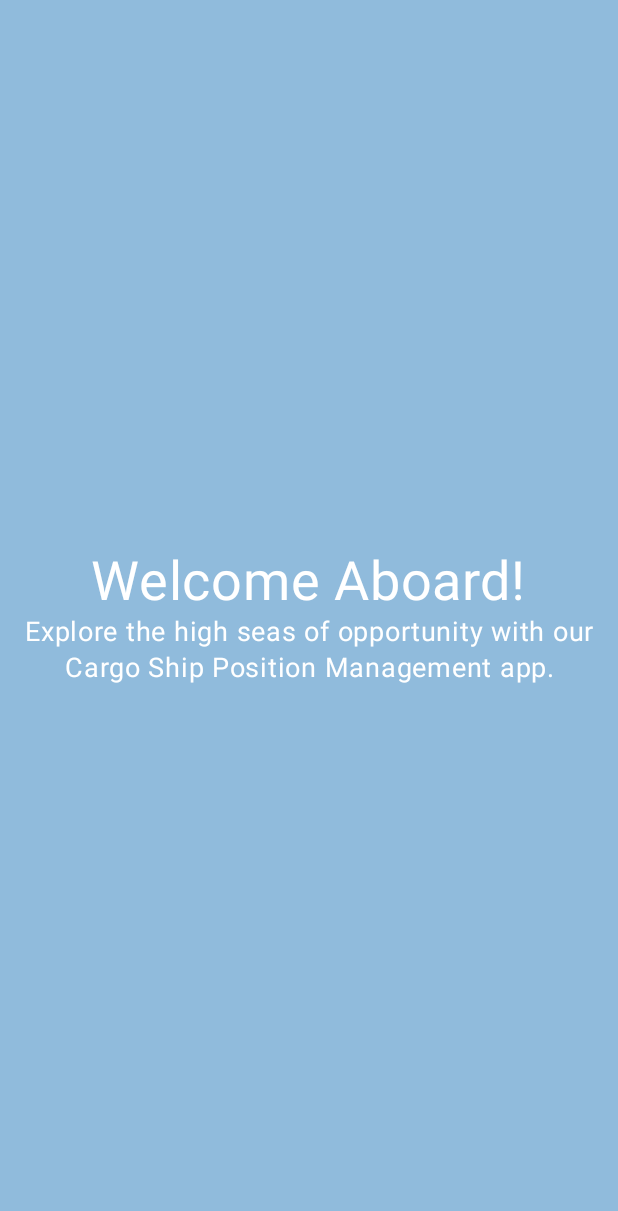
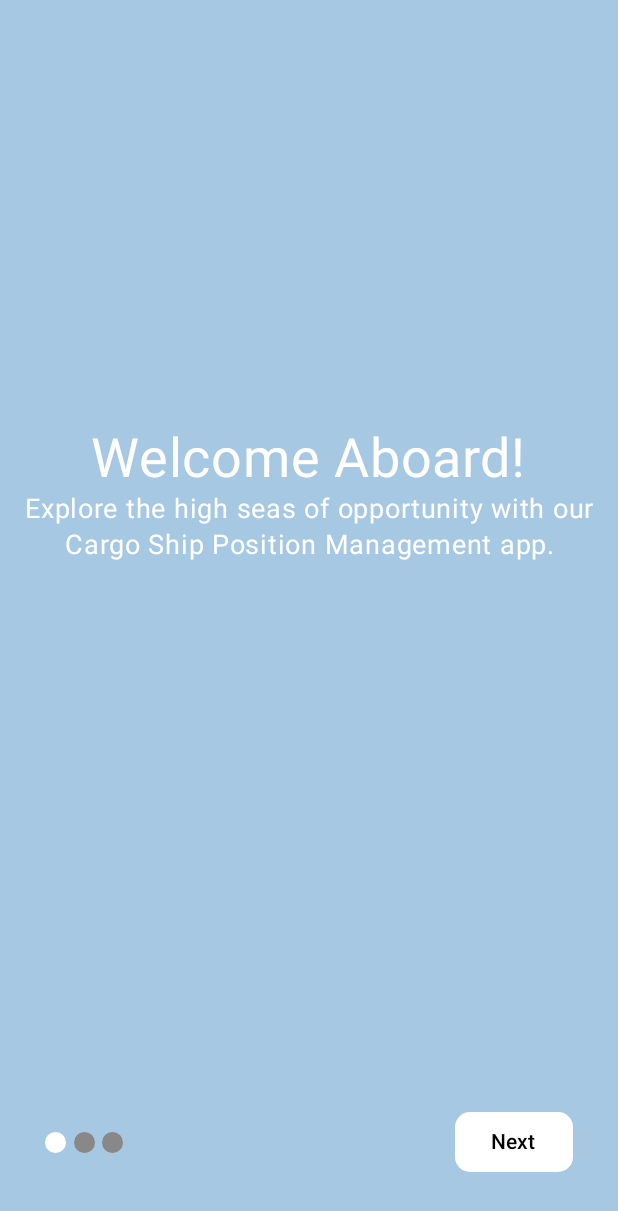
Before and after one commit to Meriem453/Navira, an Android app built with Jetpack Compose: the composable gettingstartedScreen shown on its own in the app's theme, on a phone screen of 412 x 824 dp. Shown: the top 1211 px of the screen. Run offline under Robolectric (Android 15) with nearby library versions, the phone set to English and light mode, and no system bars; our stand-ins replace accompanist.

Commit message:
finished getting started

```diff
--- a/app/build.gradle.kts
+++ b/app/build.gradle.kts
@@ -105,6 +105,9 @@ dependencies {
     implementation ("com.google.android.exoplayer:exoplayer-core:2.17.1")
     implementation ("com.google.android.exoplayer:exoplayer-ui:2.17.1")
 
+    //pager
+    implementation ("com.google.accompanist:accompanist-pager:0.12.0") //This dependency is used for Horizontal Pager.
+    implementation ("com.google.accompanist:accompanist-pager-indicators:0.12.0")
 
 
 }
--- /dev/null
+++ b/app/src/main/java/com/example/hackathonapp/items/OnBoardingButton.kt
@@ -0,0 +1,54 @@
+package com.example.hackathonapp.items
+
+import androidx.compose.foundation.shape.RoundedCornerShape
+import androidx.compose.material3.Button
+import androidx.compose.material3.ButtonDefaults
+import androidx.compose.material3.MaterialTheme
+import androidx.compose.material3.Text
+import androidx.compose.material3.TextButton
+import androidx.compose.runtime.Composable
+import androidx.compose.ui.graphics.Color
+import androidx.compose.ui.text.font.FontWeight
+import androidx.compose.ui.tooling.preview.Preview
+import androidx.compose.ui.unit.dp
+
+@Composable
+fun OnBoardingButton(
+    text: String,
+    onClick: () -> Unit,
+) {
+    Button(
+        onClick = onClick,
+        colors = ButtonDefaults.buttonColors(
+            containerColor = Color.White,
+            contentColor = Color.Black
+        ),
+        shape = RoundedCornerShape(10.dp)
+    ) {
+        Text(
+            text = text
+        )
+    }
+}
+
+@Composable
+fun NewsTextButton(
+    text: String,
+    onClick: () -> Unit,
+) {
+    TextButton(onClick = onClick) {
+        Text(
+            text = text,
+            style = MaterialTheme.typography.labelMedium.copy(fontWeight = FontWeight.SemiBold),
+            color = Color.Gray
+        )
+    }
+}
+
+@Preview
+@Composable
+private fun NewsTextButtonprev() {
+
+    OnBoardingButton("hello",{})
+
+}
--- /dev/null
+++ b/app/src/main/java/com/example/hackathonapp/items/PageIndicator.kt
@@ -0,0 +1,34 @@
+package com.example.hackathonapp.items
+
+import androidx.compose.foundation.background
+import androidx.compose.foundation.layout.Arrangement
+import androidx.compose.foundation.layout.Box
+import androidx.compose.foundation.layout.Row
+import androidx.compose.foundation.layout.size
+import androidx.compose.foundation.shape.CircleShape
+import androidx.compose.material3.MaterialTheme
+import androidx.compose.runtime.Composable
+import androidx.compose.ui.Modifier
+import androidx.compose.ui.draw.clip
+import androidx.compose.ui.graphics.Color
+import androidx.compose.ui.unit.dp
+
+@Composable
+fun PagerIndicator(
+    modifier: Modifier = Modifier,
+    pagesSize: Int,
+    selectedPage: Int,
+    selectedColor: Color = Color.White,
+    unselectedColor: Color = Color.Gray,
+) {
+    Row(modifier = modifier, horizontalArrangement = Arrangement.SpaceBetween) {
+        repeat(times = pagesSize) { page ->
+            Box(
+                modifier = Modifier
+                    .size(14.dp)
+                    .clip(CircleShape)
+                    .background(color = if (page == selectedPage) selectedColor else unselectedColor)
+            )
+        }
+    }
+}
--- /dev/null
+++ b/app/src/main/java/com/example/hackathonapp/model/OnBoardingPager.kt
@@ -0,0 +1,60 @@
+package com.example.hackathonapp.model
+
+
+import androidx.compose.foundation.background
+import androidx.compose.foundation.layout.Arrangement
+import androidx.compose.foundation.layout.Column
+import androidx.compose.foundation.layout.fillMaxHeight
+import androidx.compose.foundation.layout.fillMaxSize
+import androidx.compose.foundation.layout.fillMaxWidth
+import androidx.compose.material3.Text
+import androidx.compose.runtime.Composable
+import androidx.compose.ui.Alignment
+import androidx.compose.ui.Modifier
+import androidx.compose.ui.graphics.Color
+import androidx.compose.ui.text.style.TextAlign
+import androidx.compose.ui.tooling.preview.Preview
+import androidx.compose.ui.unit.sp
+
+
+@Composable
+fun OnBoardingPage(
+    modifier: Modifier = Modifier
+        .fillMaxWidth()
+        .fillMaxHeight(.8f)
+    ,
+
+    page: Page,
+) {
+    Column(
+        modifier = modifier,
+        horizontalAlignment = Alignment.CenterHorizontally,
+        verticalArrangement = Arrangement.Center
+    ) {
+        Text(
+            text = page.title,
+            fontSize = 36.sp,
+            color = Color.White
+        )
+
+        Text(
+            text = page.description,
+            fontSize = 18.sp,
+            color = Color.White,
+            modifier = Modifier.fillMaxWidth(),
+            textAlign = TextAlign.Center
+        )
+
+    }
+}
+
+@Preview
+@Composable
+private fun OnBoardingPageprev() {
+
+    val page = Page(
+        title = "Welcome Aboard!",
+        description = "Explore the high seas of opportunity with our Cargo Ship Position Management app."
+    )
+    OnBoardingPage(page = page)
+}
--- a/app/src/main/java/com/example/hackathonapp/screens/gettingstartedScreen.kt
+++ b/app/src/main/java/com/example/hackathonapp/screens/gettingstartedScreen.kt
@@ -1,50 +1,95 @@
 package com.example.hackathonapp.screens
 
+import android.annotation.SuppressLint
 import android.content.Context
+import android.graphics.drawable.GradientDrawable
 import android.net.Uri
 import android.view.ViewGroup.LayoutParams.MATCH_PARENT
 import android.widget.FrameLayout
 import android.widget.Toast
+import androidx.annotation.FloatRange
+import androidx.compose.animation.AnimatedVisibility
+import androidx.compose.animation.ExperimentalAnimationApi
+import androidx.compose.animation.core.animateDpAsState
+import androidx.compose.foundation.BorderStroke
+import androidx.compose.foundation.ExperimentalFoundationApi
+import androidx.compose.foundation.Image
 import androidx.compose.foundation.background
 import androidx.compose.foundation.layout.Arrangement
+import androidx.compose.foundation.layout.Box
 import androidx.compose.foundation.layout.Column
+import androidx.compose.foundation.layout.PaddingValues
 import androidx.compose.foundation.layout.Row
+import androidx.compose.foundation.layout.Spacer
+import androidx.compose.foundation.layout.fillMaxHeight
 import androidx.compose.foundation.layout.fillMaxSize
 import androidx.compose.foundation.layout.fillMaxWidth
+import androidx.compose.foundation.layout.height
+import androidx.compose.foundation.layout.navigationBarsPadding
 import androidx.compose.foundation.layout.padding
 import androidx.compose.foundation.layout.size
+import androidx.compose.foundation.layout.width
+import androidx.compose.foundation.pager.HorizontalPager
+import androidx.compose.foundation.pager.PageSize
+import androidx.compose.foundation.pager.PagerDefaults
+import androidx.compose.foundation.pager.PagerScope
+import androidx.compose.foundation.pager.rememberPagerState
+import androidx.compose.foundation.shape.CircleShape
+import androidx.compose.foundation.shape.RoundedCornerShape
 import androidx.compose.material3.Button
+import androidx.compose.material3.ButtonDefaults
+import androidx.compose.material3.Card
+import androidx.compose.material3.CardDefaults
 import androidx.compose.material3.Icon
+import androidx.compose.material3.OutlinedButton
 import androidx.compose.material3.Text
+import androidx.compose.material3.TextButton
 import androidx.compose.runtime.Composable
 import androidx.compose.runtime.DisposableEffect
+import androidx.compose.runtime.derivedStateOf
 import androidx.compose.runtime.remember
+import androidx.compose.runtime.rememberCoroutineScope
+import androidx.compose.runtime.saveable.rememberSaveable
 import androidx.compose.ui.Alignment
 import androidx.compose.ui.Modifier
+import androidx.compose.ui.draw.clip
 import androidx.compose.ui.focus.FocusRequester
+import androidx.compose.ui.graphics.BlendMode.Companion.Screen
 import androidx.compose.ui.graphics.Color
 import androidx.compose.ui.platform.LocalContext
 import androidx.compose.ui.platform.LocalFocusManager
 import androidx.compose.ui.res.painterResource
 import androidx.compose.ui.res.stringResource
+import androidx.compose.ui.text.font.FontWeight
 import androidx.compose.ui.text.style.TextAlign
 import androidx.compose.ui.tooling.preview.Preview
 import androidx.compose.ui.unit.dp
 import androidx.compose.ui.unit.sp
 import androidx.compose.ui.viewinterop.AndroidView
 import com.example.hackathonapp.R
-import com.google.accompanist.insets.ProvideWindowInsets
-import com.google.accompanist.insets.navigationBarsWithImePadding
+import com.example.hackathonapp.items.NewsTextButton
+import com.example.hackathonapp.items.OnBoardingButton
+import com.example.hackathonapp.items.PagerIndicator
+import com.example.hackathonapp.model.OnBoardingPage
+import com.example.hackathonapp.model.pages
+import com.google.accompanist.pager.ExperimentalPagerApi
+import com.google.accompanist.pager.HorizontalPagerIndicator
 import com.google.android.exoplayer2.ExoPlayer
 import com.google.android.exoplayer2.MediaItem
 import com.google.android.exoplayer2.Player
 import com.google.android.exoplayer2.ui.AspectRatioFrameLayout.RESIZE_MODE_ZOOM
 import com.google.android.exoplayer2.ui.StyledPlayerView
+import kotlinx.coroutines.launch
 
+
+@SuppressLint("RememberReturnType")
+@OptIn( ExperimentalFoundationApi::class, ExperimentalPagerApi::class)
 @Composable
 fun gettingstartedScreen() {
 
     val context = LocalContext.current
+ //   val items = ArrayList<OnBoardingData>()
+
    // val exoPlayer = remember { context.buildExoPlayer(videoUri!!) }
 
   /*  DisposableEffect(
@@ -61,28 +106,82 @@ fun gettingstartedScreen() {
     ProvideWindowInsets {
 
     }*/
-    Column(
-        modifier = Modifier
-            .fillMaxSize()
-            .background(Color(0xff2980B9).copy(alpha = .5f)),
-        horizontalAlignment = Alignment.CenterHorizontally,
-        verticalArrangement = Arrangement.Center
+
+    Column(modifier = Modifier
+        .fillMaxSize()
+        .background(Color(0xff2980B9).copy(alpha = .4f))
+
     ) {
-        Text(
-            text = "Welcome Aboard!",
-            fontSize = 36.sp,
-            color = Color.White
-        )
 
-        Text(
-            text = stringResource(id = R.string.high_seas),
-            fontSize = 18.sp,
-            color = Color.White,
-            modifier = Modifier.fillMaxWidth(),
-            textAlign = TextAlign.Center
-        )
 
+        val pagerState = rememberPagerState(initialPage = 0) {
+            pages.size
+        }
+        val buttonsState = remember {
+            derivedStateOf {
+                when (pagerState.currentPage) {
+                    0 -> listOf("", "Next")
+                    1 -> listOf("Back", "Next")
+                    2 -> listOf("Back", "Get Started")
+                    else -> listOf("", "")
+                }
+            }
+        }
+        HorizontalPager(state = pagerState) { index ->
+            OnBoardingPage(page= pages[index])
+        }
+
+        Spacer(modifier = Modifier.weight(1f))
+        Row(
+            modifier = Modifier
+                .fillMaxWidth()
+                .padding(horizontal = 30.dp)
+                .navigationBarsPadding(),
+            horizontalArrangement = Arrangement.SpaceBetween,
+            verticalAlignment = Alignment.CenterVertically
+        ) {
+            PagerIndicator(
+                modifier = Modifier.width(52.dp),
+                pagesSize = pages.size,
+                selectedPage = pagerState.currentPage
+            )
+
+            Row(verticalAlignment = Alignment.CenterVertically) {
+                val scope = rememberCoroutineScope()
+                //Hide the button when the first element of the list is empty
+                if (buttonsState.value[0].isNotEmpty()) {
+                    NewsTextButton(
+                        text = buttonsState.value[0],
+                        onClick = {
+                            scope.launch {
+                                pagerState.animateScrollToPage(
+                                    page = pagerState.currentPage - 1
+                                )
+                            }
+
+                        }
+                    )
+                }
+                OnBoardingButton(
+                    text = buttonsState.value[1],
+                    onClick = {
+                        scope.launch {
+                            if (pagerState.currentPage == 3){
+                                //Navigate to the main screen and save a value in datastore preferences
+                            }else{
+                                pagerState.animateScrollToPage(
+                                    page = pagerState.currentPage + 1
+                                )
+                            }
+                        }
+                    }
+                )
+            }
+        }
+        Spacer(modifier = Modifier.weight(0.5f))
     }
+
+
 
 }
 
@@ -103,8 +202,9 @@ private fun Context.buildPlayerView(exoPlayer: ExoPlayer) =
         resizeMode = RESIZE_MODE_ZOOM
     }
 
+
 @Preview
 @Composable
-private fun gettingStartedprev() {
+private fun gettingstartedprev() {
     gettingstartedScreen()
 }
```
Also changed, not shown: app/src/main/java/com/example/hackathonapp/model/page.kt (added, +26 -0 lines).
